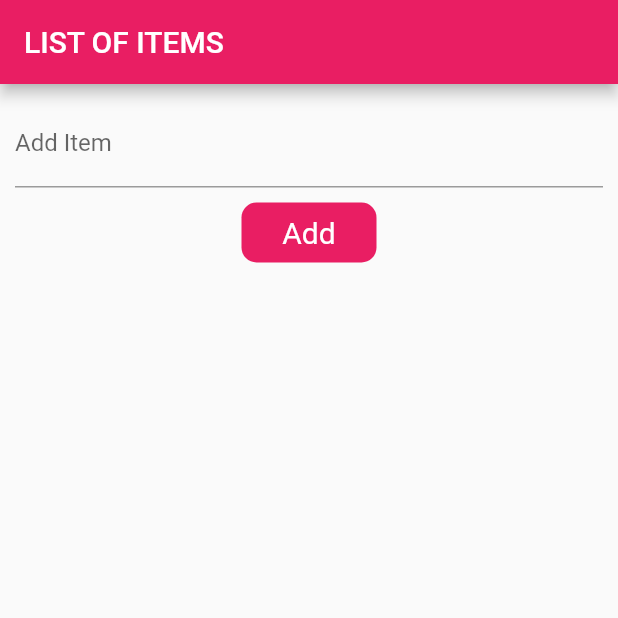
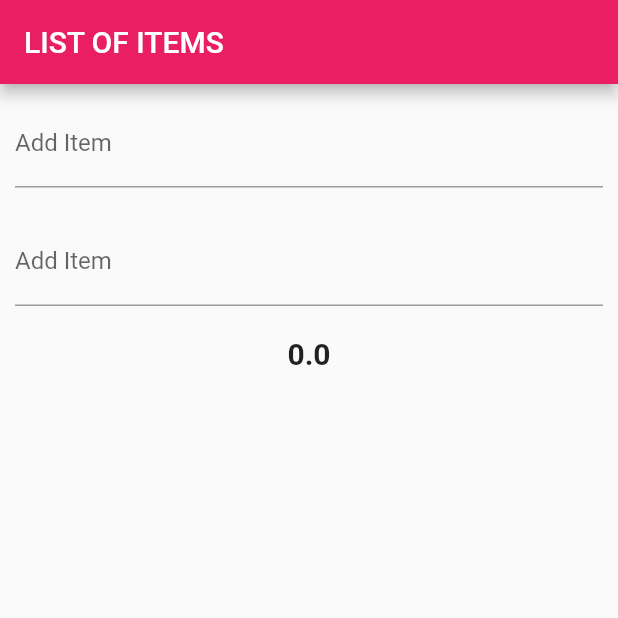
Before and after one commit to thearithchhie/flutter_learn_test, a Flutter app: the screen it shows after launch, on a phone screen of 412 x 824 dp, the top half of it. Run offline on Flutter 3.47's test engine with Material 2 defaults, Android fonts, the phone set to English and light mode, and no system bars; our stand-ins replace bloc, equatable, flutter_bloc.

Commit message:
lab5 sum value from input box

```diff
--- /dev/null
+++ b/lib/lab5/body_lab5.dart
@@ -0,0 +1,98 @@
+import 'package:flutter/material.dart';
+
+class MyBodyAppLab5 extends StatefulWidget {
+  const MyBodyAppLab5({Key? key}) : super(key: key);
+
+  @override
+  State<MyBodyAppLab5> createState() => _MyBodyAppLab5State();
+}
+
+class _MyBodyAppLab5State extends State<MyBodyAppLab5> {
+  List<String> list = [];
+  TextEditingController textBox1 = TextEditingController();
+  TextEditingController textBox2 = TextEditingController();
+  bool status = false;
+
+  double firstFieldValue = 0;
+  double secondFieldValue = 0;
+  double totalValue = 0;
+
+  @override
+  Widget build(BuildContext context) {
+    return SingleChildScrollView(
+      child: Column(
+         children: [
+          Container(
+            padding: const EdgeInsets.all(10),
+            child: TextFormField(
+                controller: textBox1,
+                decoration: const InputDecoration(
+                    labelText: 'Add Item',
+                    hintText: 'Enter your item',
+                ),
+                onChanged: (value){
+                  if(value.isEmpty){
+                    setState(() => firstFieldValue = 0);
+                  }else{
+                    setState((){
+                      firstFieldValue = double.parse(value);
+                    });
+                  }
+                }
+            ),
+          ),
+           Container(
+             padding: const EdgeInsets.all(10),
+             child: TextFormField(
+                 controller: textBox2,
+                 decoration: const InputDecoration(
+                     labelText: 'Add Item',
+                     hintText: 'Enter your item',
+                 ),
+                 onChanged: (value){
+                   if(value.isEmpty){
+                     setState(() => secondFieldValue = 0);
+                   }else{
+                     setState((){
+                       secondFieldValue = double.parse(value);
+                     });
+                   }
+                 }
+             ),
+           ),
+          // InkWell(
+          //   onTap: () {
+          //     setState(() {
+          //       totalValue = firstFieldValue + secondFieldValue;
+          //     });
+          //   },
+          //   child: Container(
+          //     width: 90,
+          //     height: 40,
+          //     decoration: BoxDecoration(
+          //         color: Colors.pink, borderRadius: BorderRadius.circular(10)),
+          //     child: const Align(
+          //         alignment: Alignment.center,
+          //         child: Text(
+          //           "Sum",
+          //           style: TextStyle(fontSize: 20, color: Colors.white),
+          //         )),
+          //   ),
+          // ),
+          const SizedBox(height: 10),
+           // Text(
+           //     "${firstFieldValue + secondFieldValue}"
+           // )
+           // Text(
+           //   "$totalValue",
+           //   style: const TextStyle(fontSize: 20, fontWeight: FontWeight.bold),
+           // ),
+           Text(
+               "${firstFieldValue + secondFieldValue}",
+             style: const TextStyle(fontSize: 20, fontWeight: FontWeight.bold),
+           )
+        ],
+      ),
+    );
+  }
+}
--- /dev/null
+++ b/lib/lab5/home_page_lab5.dart
@@ -0,0 +1,20 @@
+import 'package:flutter/material.dart';
+
+import 'body_lab5.dart';
+
+
+class MyHomePageLab5 extends StatelessWidget {
+  const MyHomePageLab5({Key? key}) : super(key: key);
+
+  @override
+  Widget build(BuildContext context) {
+    return Scaffold(
+      appBar: AppBar(
+        title: Text('List of Items'.toUpperCase()),
+      ),
+      body: const SafeArea(
+        child: MyBodyAppLab5(),
+      ),
+    );
+  }
+}
--- a/lib/main.dart
+++ b/lib/main.dart
@@ -1,6 +1,7 @@
 import 'package:flutter/material.dart';
 
 import 'lab4/my_home_page.dart';
+import 'lab5/home_page_lab5.dart';
 
 
 void main() {
@@ -17,7 +18,8 @@ class MyApp extends StatelessWidget {
       theme: ThemeData(
         primarySwatch: Colors.pink,
       ),
-      home: const MyHomePage(),
+      // home: const MyHomePage(),
+      home: MyHomePageLab5(),
     );
   }
 }
```
